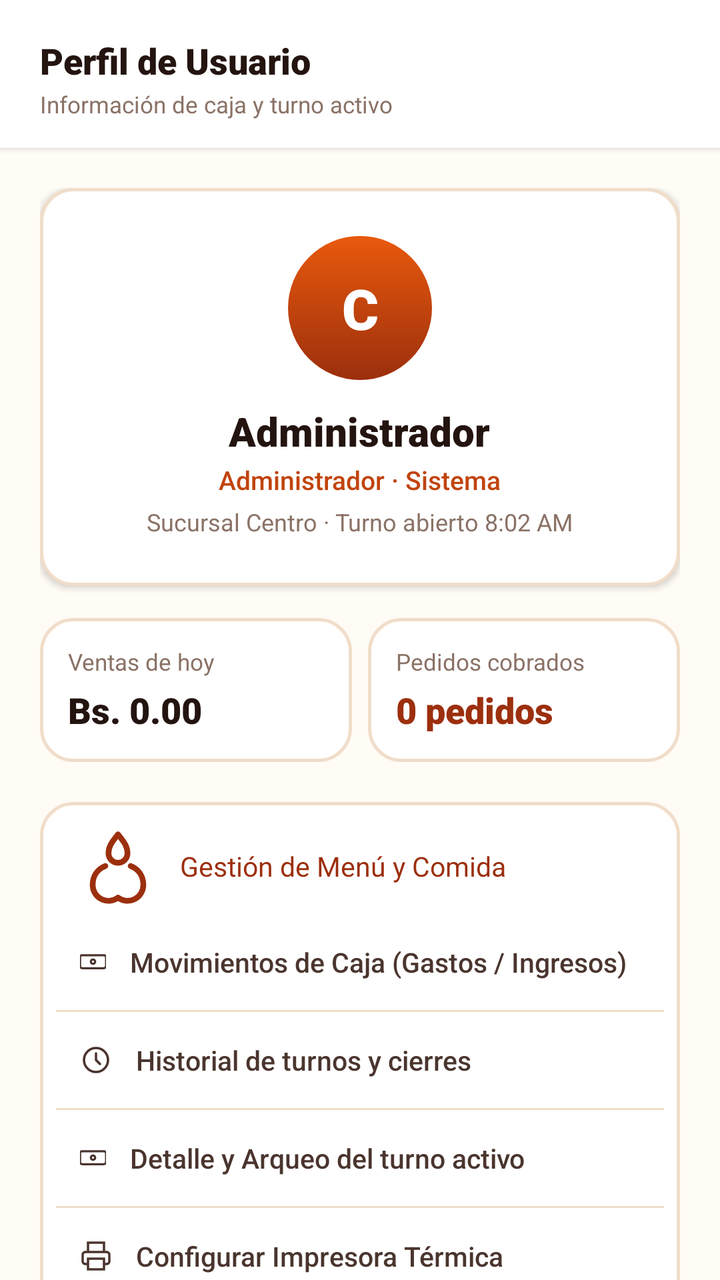
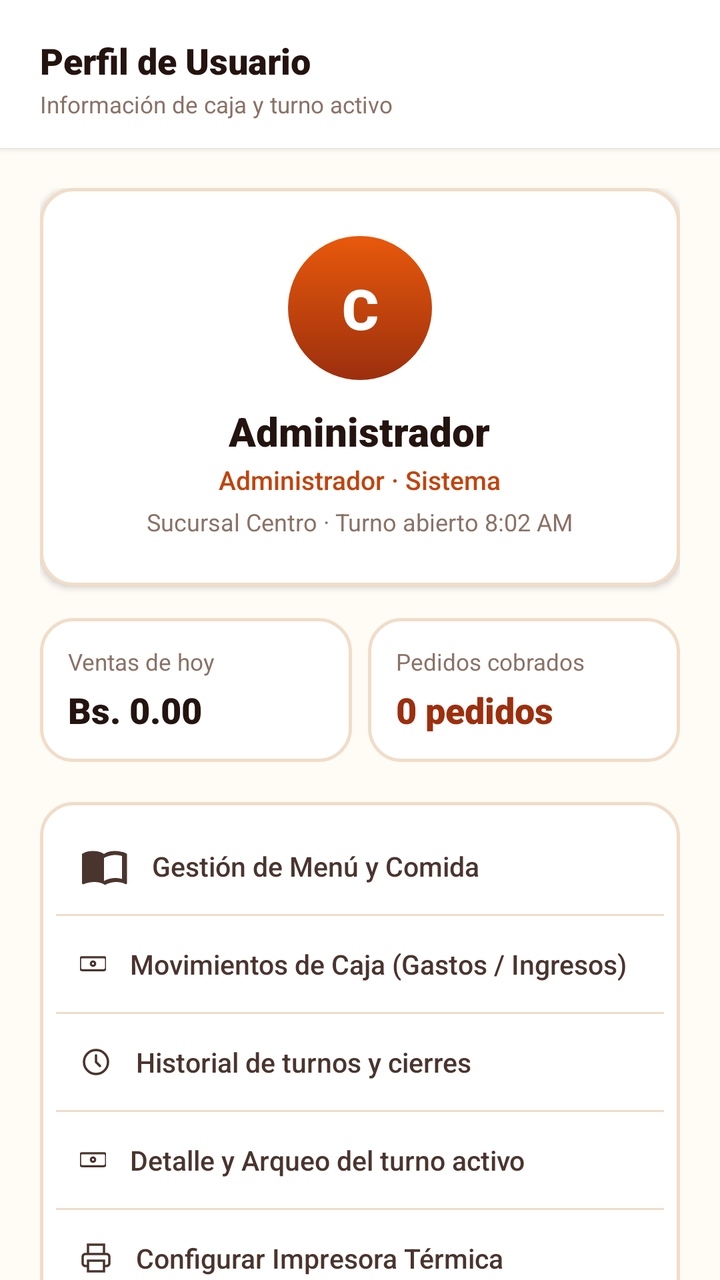

Before-and-after screenshots of an Android layout around one commit, followed by the original layout XML and the change that was made.
<!-- AndroidManifest.xml: application theme TemaPollogithub -->
<!-- res/layout/fragment_perfil.xml -->
<?xml version="1.0" encoding="utf-8"?>
<androidx.constraintlayout.widget.ConstraintLayout xmlns:android="http://schemas.android.com/apk/res/android"
    xmlns:app="http://schemas.android.com/apk/res-auto"
    xmlns:tools="http://schemas.android.com/tools"
    android:layout_width="match_parent"
    android:layout_height="match_parent"
    android:background="@color/paper_50">

    
    <LinearLayout
        android:id="@+id/headerPerfil"
        style="@style/EncabezadoVertical"
        android:layout_width="match_parent"
        android:layout_height="wrap_content"
        app:layout_constraintEnd_toEndOf="parent"
        app:layout_constraintStart_toStartOf="parent"
        app:layout_constraintTop_toTopOf="parent">

        <TextView
            android:textAppearance="@style/TituloMediano"
            android:layout_width="wrap_content"
            android:layout_height="wrap_content"
            android:text="@string/titulo_perfil_usuario" />

        <TextView
            android:textAppearance="@style/TextoSubtitulo"
            android:layout_width="wrap_content"
            android:layout_height="wrap_content"
            android:layout_marginTop="@dimen/spacing_2xs"
            android:text="@string/subtitulo_perfil_usuario" />
    </LinearLayout>

    <androidx.core.widget.NestedScrollView
        android:layout_width="match_parent"
        android:layout_height="0dp"
        android:clipToPadding="false"
        android:paddingBottom="20dp"
        app:layout_constraintBottom_toBottomOf="parent"
        app:layout_constraintTop_toBottomOf="@id/headerPerfil">

        <LinearLayout
            android:layout_width="match_parent"
            android:layout_height="wrap_content"
            android:gravity="center_horizontal"
            android:orientation="vertical"
            android:padding="20dp">

            
            <LinearLayout
                android:layout_width="match_parent"
                android:layout_height="wrap_content"
                android:background="@drawable/bg_order_card"
                android:elevation="2dp"
                android:gravity="center"
                android:orientation="vertical"
                android:padding="24dp">

                
                <TextView
                    android:id="@+id/tvProfileAvatar"
                    android:layout_width="72dp"
                    android:layout_height="72dp"
                    android:background="@drawable/bg_avatar_circle"
                    android:fontFamily="sans-serif-black"
                    android:gravity="center"
                    android:text="@string/inicial_usuario_c"
                    android:textColor="@color/white"
                    android:textSize="28sp" />

                
                <TextView
                    android:id="@+id/tvProfileName"
                    android:layout_width="wrap_content"
                    android:layout_height="wrap_content"
                    android:layout_marginTop="12dp"
                    android:fontFamily="sans-serif-black"
                    android:text="@string/rol_admin"
                    android:textColor="@color/char_900"
                    android:textSize="20sp" />

                <TextView
                    android:layout_width="wrap_content"
                    android:layout_height="wrap_content"
                    android:layout_marginTop="2dp"
                    android:fontFamily="sans-serif-medium"
                    android:text="@string/admin_sistema"
                    android:textColor="@color/ember_600"
                    android:textSize="13sp" />

                <TextView
                    android:layout_width="wrap_content"
                    android:layout_height="wrap_content"
                    android:layout_marginTop="4dp"
                    android:fontFamily="sans-serif"
                    android:text="@string/info_turno_ejemplo"
                    android:textColor="@color/char_400"
                    android:textSize="12sp" />
            </LinearLayout>

            
            <LinearLayout
                android:layout_width="match_parent"
                android:layout_height="wrap_content"
                android:layout_marginTop="16dp"
                android:orientation="horizontal">

                
                <LinearLayout
                    style="@style/TarjetaEstadistica"
                    android:layout_width="0dp"
                    android:layout_height="wrap_content"
                    android:layout_marginEnd="8dp"
                    android:layout_weight="1">

                    <TextView
                        android:layout_width="wrap_content"
                        android:layout_height="wrap_content"
                        android:fontFamily="sans-serif"
                        android:text="@string/etiqueta_ventas_de_hoy"
                        android:textColor="@color/char_400"
                        android:textSize="11.5sp" />

                    <TextView
                        android:id="@+id/tvProfileVentasHoy"
                        style="@style/TextoEstadisticaNumero"
                        android:layout_width="wrap_content"
                        android:layout_height="wrap_content"
                        android:layout_marginTop="4dp"
                        android:text="@string/cero_moneda" />
                </LinearLayout>

                
                <LinearLayout
                    style="@style/TarjetaEstadistica"
                    android:layout_width="0dp"
                    android:layout_height="wrap_content"
                    android:layout_weight="1">

                    <TextView
                        android:layout_width="wrap_content"
                        android:layout_height="wrap_content"
                        android:fontFamily="sans-serif"
                        android:text="@string/etiqueta_pedidos_cobrados"
                        android:textColor="@color/char_400"
                        android:textSize="11.5sp" />

                    <TextView
                        android:id="@+id/tvProfilePedidosCobrados"
                        style="@style/TextoEstadisticaNumero"
                        android:layout_width="wrap_content"
                        android:layout_height="wrap_content"
                        android:layout_marginTop="4dp"
                        android:text="@string/cero_pedidos"
                        android:textColor="@color/ember_700" />
                </LinearLayout>
            </LinearLayout>

            
            <LinearLayout
                android:layout_width="match_parent"
                android:layout_height="wrap_content"
                android:layout_marginTop="20dp"
                android:background="@drawable/bg_order_card"
                android:orientation="vertical"
                android:padding="8dp">

                
                <TextView
                    android:id="@+id/btnGestionMenu"
                    style="@style/FilaOpcionPerfil"
                    android:drawableStart="@drawable/ic_flame_chicken"
                    android:drawableTint="@color/ember_700"
                    android:fontFamily="sans-serif-bold"
                    android:text="@string/item_gestion_menu"
                    android:textColor="@color/ember_700" />

                
                <TextView
                    android:id="@+id/btnMovimientoCaja"
                    style="@style/FilaOpcionPerfil"
                    android:drawableStart="@drawable/ic_cash_register"
                    android:drawableTint="@color/char_700"
                    android:text="@string/item_movimientos_caja" />

                <View
                    android:layout_width="match_parent"
                    android:layout_height="1dp"
                    android:background="@color/line_color" />

                
                <TextView
                    android:id="@+id/btnHistorialTurnos"
                    style="@style/FilaOpcionPerfil"
                    android:drawableStart="@drawable/ic_clock"
                    android:drawableTint="@color/char_700"
                    android:text="@string/item_historial_turnos" />

                <View
                    android:layout_width="match_parent"
                    android:layout_height="1dp"
                    android:background="@color/line_color" />

                
                <TextView
                    android:id="@+id/btnShiftDetails"
                    style="@style/FilaOpcionPerfil"
                    android:drawableStart="@drawable/ic_cash_register"
                    android:drawableTint="@color/char_700"
                    android:text="@string/item_detalles_turno_activo" />

                <View
                    android:layout_width="match_parent"
                    android:layout_height="1dp"
                    android:background="@color/line_color" />

                
                <TextView
                    android:id="@+id/btnPrinterStatus"
                    style="@style/FilaOpcionPerfil"
                    android:drawableStart="@drawable/ic_printer"
                    android:drawableTint="@color/char_700"
                    android:text="@string/item_configurar_impresora" />

                <View
                    android:layout_width="match_parent"
                    android:layout_height="1dp"
                    android:background="@color/line_color" />

                
                <TextView
                    android:id="@+id/btnAppVersion"
                    style="@style/FilaOpcionPerfil"
                    android:drawableStart="@drawable/ic_check_green"
                    android:drawableTint="@color/char_400"
                    android:text="@string/item_app_version_offline" />
            </LinearLayout>

            
            <androidx.appcompat.widget.AppCompatButton
                android:id="@+id/btnCloseShift"
                style="@style/BotonPrimario"
                android:layout_width="match_parent"
                android:layout_height="@dimen/btn_height_primary"
                android:layout_marginTop="@dimen/spacing_xl"
                android:text="@string/btn_cerrar_turno_caja" />

            
            <androidx.appcompat.widget.AppCompatButton
                android:id="@+id/btnLogout"
                style="@style/BotonContorno"
                android:layout_width="match_parent"
                android:layout_height="@dimen/btn_height_primary"
                android:layout_marginTop="@dimen/spacing_s"
                android:text="@string/btn_cerrar_sesion" />

            
            <LinearLayout
                android:layout_width="wrap_content"
                android:layout_height="wrap_content"
                android:layout_marginTop="24dp"
                android:layout_marginBottom="8dp"
                android:gravity="center"
                android:orientation="horizontal">

                <ImageView
                    android:layout_width="28dp"
                    android:layout_height="28dp"
                    android:contentDescription="@string/app_name"
                    android:src="@drawable/ic_brand_logo" />

                <TextView
                    android:layout_width="wrap_content"
                    android:layout_height="wrap_content"
                    android:layout_marginStart="8dp"
                    android:fontFamily="sans-serif-medium"
                    android:text="@string/app_name"
                    android:textColor="@color/char_400"
                    android:textSize="12sp" />
            </LinearLayout>

        </LinearLayout>
    </androidx.core.widget.NestedScrollView>

</androidx.constraintlayout.widget.ConstraintLayout>
<!-- resources referenced by this layout -->
<resources>
  <color name="char_400">#8A7266</color>
  <color name="char_700">#4A352E</color>
  <color name="char_900">#241410</color>
  <color name="ember_600">#C1440E</color>
  <color name="ember_700">#9C2F0E</color>
  <color name="line_color">#F0DDC9</color>
  <color name="paper_50">#FFFBF5</color>
  <color name="white">#FFFFFFFF</color>
  <dimen name="btn_height_primary">52dp</dimen>
  <dimen name="spacing_2xs">2dp</dimen>
  <dimen name="spacing_s">8dp</dimen>
  <dimen name="spacing_xl">20dp</dimen>
  <!-- drawable ic_flame_chicken (drawable) -->
  <?xml version="1.0" encoding="utf-8"?>
  <vector xmlns:android="http://schemas.android.com/apk/res/android"
      android:width="38dp"
      android:height="38dp"
      android:viewportWidth="24"
      android:viewportHeight="24">
      <path
          android:pathData="M12,2c-1.5,2 -3,3.5 -3,6a3,3 0,0 0 6,0c0,-2.5 -1.5,-4 -3,-6z"
          android:strokeColor="#FFFFFF"
          android:strokeWidth="1.8"
          android:strokeLineCap="round"
          android:strokeLineJoin="round"/>
      <path
          android:pathData="M8,12c-2.5,1 -4,3.2 -4,6a5,5 0,0 0 8,4"
          android:strokeColor="#FFFFFF"
          android:strokeWidth="1.8"
          android:strokeLineCap="round"
          android:strokeLineJoin="round"/>
      <path
          android:pathData="M16,12c2.5,1 4,3.2 4,6a5,5 0,0 1 -8,4"
          android:strokeColor="#FFFFFF"
          android:strokeWidth="1.8"
          android:strokeLineCap="round"
          android:strokeLineJoin="round"/>
  </vector>
  <string name="admin_sistema">Administrador · Sistema</string>
  <string name="app_name">PolloPOS</string>
  <string name="btn_cerrar_sesion">Cerrar sesión</string>
  <string name="btn_cerrar_turno_caja">Cerrar turno de caja</string>
  <string name="cero_moneda">Bs. 0.00</string>
  <string name="cero_pedidos">0 pedidos</string>
  <string name="etiqueta_pedidos_cobrados">Pedidos cobrados</string>
  <string name="etiqueta_ventas_de_hoy">Ventas de hoy</string>
  <string name="info_turno_ejemplo">Sucursal Centro · Turno abierto 8:02 AM</string>
  <string name="inicial_usuario_c">C</string>
  <string name="item_app_version_offline">PolloPOS v2.0.0 (Local Offline)</string>
  <string name="item_configurar_impresora">Configurar Impresora Térmica</string>
  <string name="item_detalles_turno_activo">Detalle y Arqueo del turno activo</string>
  <string name="item_gestion_menu">Gestión de Menú y Comida</string>
  <string name="item_historial_turnos">Historial de turnos y cierres</string>
  <string name="item_movimientos_caja">Movimientos de Caja (Gastos / Ingresos)</string>
  <string name="rol_admin">Administrador</string>
  <string name="subtitulo_perfil_usuario">Información de caja y turno activo</string>
  <string name="titulo_perfil_usuario">Perfil de Usuario</string>
  <style name="TarjetaEstadistica">
          <item name="android:background">@drawable/bg_order_card</item>
          <item name="android:orientation">vertical</item>
          <item name="android:padding">14dp</item>
      </style>
  <style name="TextoEstadisticaNumero" parent="TextoBase">
          <item name="android:fontFamily">sans-serif-black</item>
          <item name="android:textColor">@color/char_900</item>
          <item name="android:textSize">18sp</item>
      </style>
  <style name="TemaPollogithub" parent="BaseTemaPollogithub" />
  <color name="ember_500">#E8590C</color>
  <style name="BotonBase" parent="Widget.AppCompat.Button" />
  <dimen name="text_size_btn_medium">13.5sp</dimen>
  <dimen name="spacing_l">16dp</dimen>
  <dimen name="text_size_btn_primary">15sp</dimen>
  <dimen name="elevation_low">2dp</dimen>
  <dimen name="header_padding_horizontal">20dp</dimen>
  <dimen name="header_padding_bottom">14dp</dimen>
  <style name="TextoBase" parent="android:TextAppearance" />
  <dimen name="text_size_caption">11.5sp</dimen>
  <style name="TituloBase" parent="TextoBase" />
  <dimen name="text_size_title_medium">18sp</dimen>
  <color name="ember_100">#FFE4D1</color>
  <!-- unchanged entries left out for length: 16 -->
</resources>

<!-- the commit's change to res/layout/fragment_perfil.xml (unified diff, before → after) -->
@@ -168,16 +168,23 @@
                 <TextView
                     android:id="@+id/btnGestionMenu"
                     style="@style/FilaOpcionPerfil"
-                    android:drawableStart="@drawable/ic_flame_chicken"
-                    android:drawableTint="@color/ember_700"
-                    android:fontFamily="sans-serif-bold"
-                    android:text="@string/item_gestion_menu"
-                    android:textColor="@color/ember_700" />
+                    android:layout_width="match_parent"
+                    android:layout_height="48dp"
+                    android:drawableStart="@drawable/ic_menu_book"
+                    android:drawableTint="@color/char_700"
+                    android:text="@string/item_gestion_menu" />
+
+                <View
+                    android:layout_width="match_parent"
+                    android:layout_height="1dp"
+                    android:background="@color/line_color" />
 
                 
                 <TextView
                     android:id="@+id/btnMovimientoCaja"
                     style="@style/FilaOpcionPerfil"
+                    android:layout_width="match_parent"
+                    android:layout_height="48dp"
                     android:drawableStart="@drawable/ic_cash_register"
                     android:drawableTint="@color/char_700"
                     android:text="@string/item_movimientos_caja" />
@@ -191,6 +198,8 @@
                 <TextView
                     android:id="@+id/btnHistorialTurnos"
                     style="@style/FilaOpcionPerfil"
+                    android:layout_width="match_parent"
+                    android:layout_height="48dp"
                     android:drawableStart="@drawable/ic_clock"
                     android:drawableTint="@color/char_700"
                     android:text="@string/item_historial_turnos" />
@@ -204,6 +213,8 @@
                 <TextView
                     android:id="@+id/btnShiftDetails"
                     style="@style/FilaOpcionPerfil"
+                    android:layout_width="match_parent"
+                    android:layout_height="48dp"
                     android:drawableStart="@drawable/ic_cash_register"
                     android:drawableTint="@color/char_700"
                     android:text="@string/item_detalles_turno_activo" />
@@ -217,6 +228,8 @@
                 <TextView
                     android:id="@+id/btnPrinterStatus"
                     style="@style/FilaOpcionPerfil"
+                    android:layout_width="match_parent"
+                    android:layout_height="48dp"
                     android:drawableStart="@drawable/ic_printer"
                     android:drawableTint="@color/char_700"
                     android:text="@string/item_configurar_impresora" />
@@ -230,6 +243,8 @@
                 <TextView
                     android:id="@+id/btnAppVersion"
                     style="@style/FilaOpcionPerfil"
+                    android:layout_width="match_parent"
+                    android:layout_height="48dp"
                     android:drawableStart="@drawable/ic_check_green"
                     android:drawableTint="@color/char_400"
                     android:text="@string/item_app_version_offline" />
<!-- resource entries referenced after the edit -->
@@ -12,31 +12,16 @@
   <dimen name="spacing_2xs">2dp</dimen>
   <dimen name="spacing_s">8dp</dimen>
   <dimen name="spacing_xl">20dp</dimen>
-  <!-- drawable ic_flame_chicken (drawable) -->
+  <!-- drawable ic_menu_book (drawable) -->
   <?xml version="1.0" encoding="utf-8"?>
   <vector xmlns:android="http://schemas.android.com/apk/res/android"
-      android:width="38dp"
-      android:height="38dp"
+      android:width="24dp"
+      android:height="24dp"
       android:viewportWidth="24"
       android:viewportHeight="24">
       <path
-          android:pathData="M12,2c-1.5,2 -3,3.5 -3,6a3,3 0,0 0 6,0c0,-2.5 -1.5,-4 -3,-6z"
-          android:strokeColor="#FFFFFF"
-          android:strokeWidth="1.8"
-          android:strokeLineCap="round"
-          android:strokeLineJoin="round"/>
-      <path
-          android:pathData="M8,12c-2.5,1 -4,3.2 -4,6a5,5 0,0 0 8,4"
-          android:strokeColor="#FFFFFF"
-          android:strokeWidth="1.8"
-          android:strokeLineCap="round"
-          android:strokeLineJoin="round"/>
-      <path
-          android:pathData="M16,12c2.5,1 4,3.2 4,6a5,5 0,0 1 -8,4"
-          android:strokeColor="#FFFFFF"
-          android:strokeWidth="1.8"
-          android:strokeLineCap="round"
-          android:strokeLineJoin="round"/>
+          android:fillColor="#FFFFFFFF"
+          android:pathData="M21,5c-1.11,-0.35 -2.33,-0.5 -3.5,-0.5 -1.95,0 -4.05,0.4 -5.5,1.5 -1.45,-1.1 -3.55,-1.5 -5.5,-1.5 -1.95,0 -4.05,0.4 -5.5,1.5v14.65c0,0.25 0.25,0.5 0.5,0.5 0.1,0 0.15,-0.05 0.25,-0.05C3.35,20.45 5.25,20 7,20c1.95,0 4.05,0.4 5.5,1.5 1.35,-0.85 3.8,-1.5 5.5,-1.5 1.65,0 3.35,0.3 4.75,1.05 0.1,0.05 0.15,0.05 0.25,0.05 0.25,0 0.5,-0.25 0.5,-0.5V6c-0.6,-0.45 -1.25,-0.75 -2,-1zM21,18.5c-1.1,-0.35 -2.3,-0.5 -3.5,-0.5 -1.7,0 -4.15,0.65 -5.5,1.5V8c1.35,-0.85 3.8,-1.5 5.5,-1.5 1.2,0 2.4,0.15 3.5,0.5v11.5z" />
   </vector>
   <string name="admin_sistema">Administrador · Sistema</string>
   <string name="app_name">PolloPOS</string>
